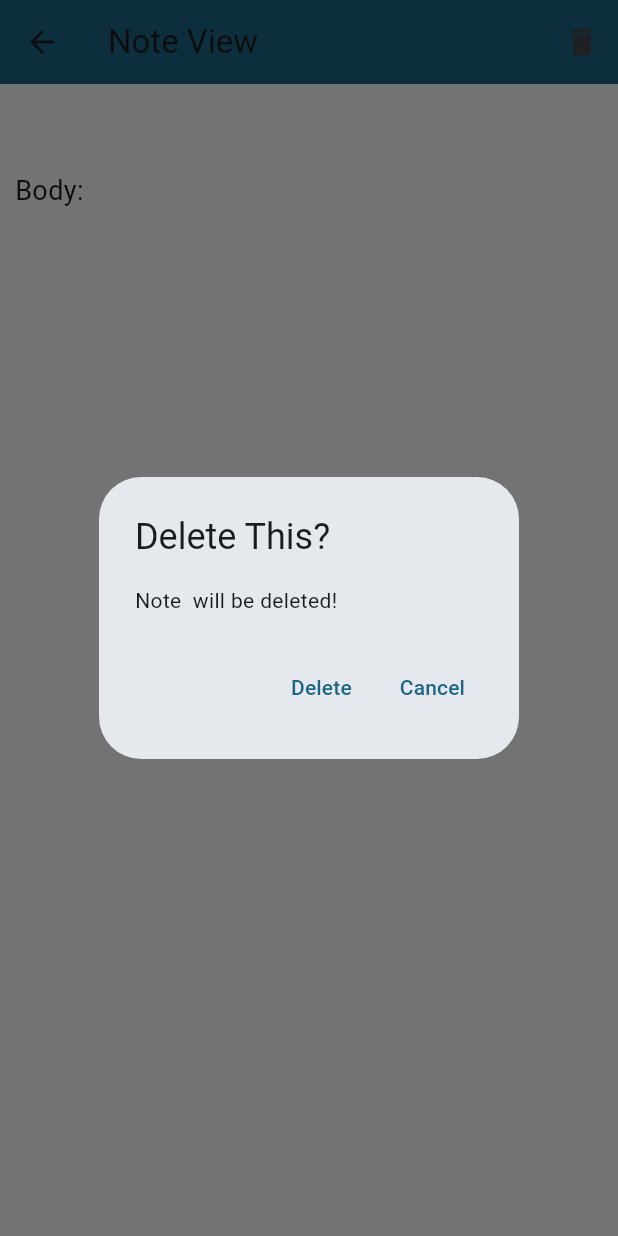
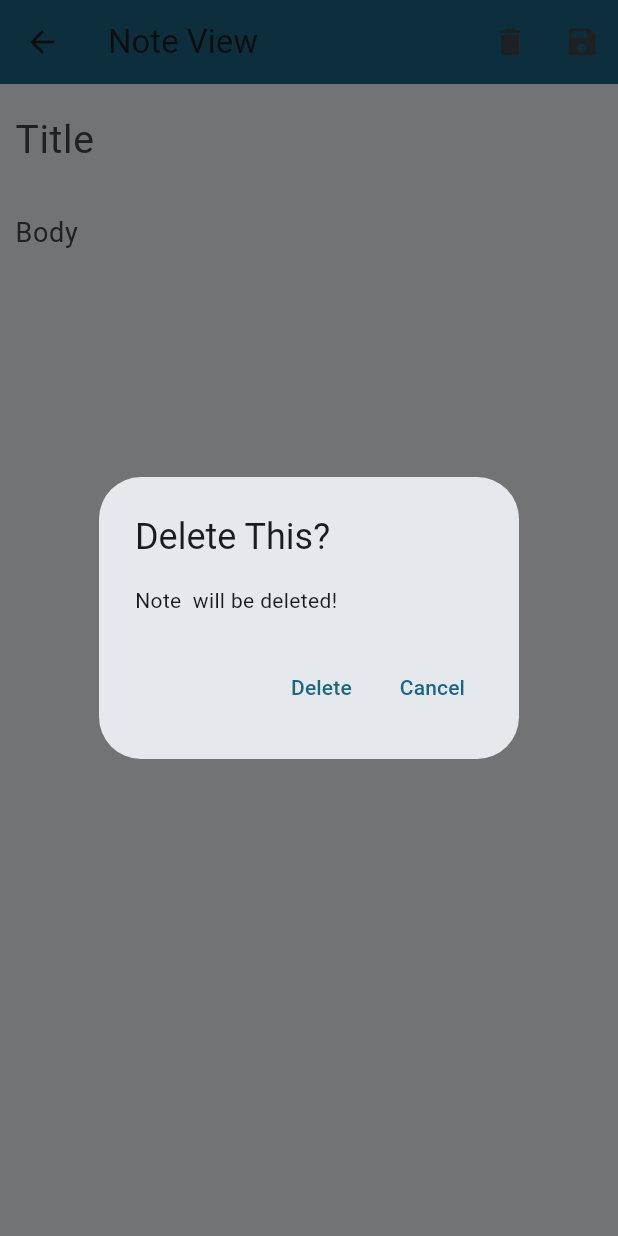
Before and after one commit to VAMSI-MDEV2023/MDEV1005, a Flutter app: the NoteView screen opened directly with empty values, after a tap on the "delete" icon, on a phone screen of 412 x 824 dp. Run offline on Flutter 3.47's test engine with Material 3 defaults, Android fonts, the light colour scheme and no system bars; our stand-ins replace math_expressions; network calls fail.

Commit message:
added note udpate

```diff
--- a/assignment3/lib/note_model.dart
+++ b/assignment3/lib/note_model.dart
@@ -1,6 +1,26 @@
 class Note{
-  final String title;
-  final String body;
+   String title;
+   String body;
 
-  Note({required this.title, required this.body});
+   // Constructor
+  Note({
+    required this.title,
+    required this.body
+  });
+
+   // Copy constructor
+   Note.copy(Note other)
+       : title = other.title,
+         body = other.body;
+
+   // CopyWith method
+   Note copyWith({
+     String? title,
+     String? body,
+   }) {
+     return Note(
+       title: title ?? this.title,
+       body: body ?? this.body,
+     );
+   }
 }
--- a/assignment3/lib/noteview.dart
+++ b/assignment3/lib/noteview.dart
@@ -1,18 +1,36 @@
 import 'package:flutter/material.dart';
 import 'package:myapp/note_model.dart';
+import 'note_model.dart';
 
-// NoteView Widget for displaying the details of a single note
-class NoteView extends StatelessWidget {
+// NoteView Widget for displaying and editing the details of a single note
+class NoteView extends StatefulWidget {
   const NoteView({
-    super.key,
+    Key? key,
     required this.note,
     required this.onNoteDeleted,
+    required this.onNoteUpdated, // Add this line
     required this.index,
-  });
+  }) : super(key: key);
 
   final Note note;
   final int index;
-  final Function(int) onNoteDeleted; // Callback function for note deletion
+  final Function(int) onNoteDeleted;
+  final Function(int, Note) onNoteUpdated; // Add this line
+
+  @override
+  _NoteViewState createState() => _NoteViewState();
+}
+
+class _NoteViewState extends State<NoteView> {
+  late TextEditingController _titleController;
+  late TextEditingController _bodyController;
+
+  @override
+  void initState() {
+    super.initState();
+    _titleController = TextEditingController(text: widget.note.title);
+    _bodyController = TextEditingController(text: widget.note.body);
+  }
 
   @override
   Widget build(BuildContext context) {
@@ -21,36 +39,17 @@ class NoteView extends StatelessWidget {
         title: const Text("Note View"),
         backgroundColor: Theme.of(context).primaryColor,
         actions: [
-          // IconButton for deleting the current note
           IconButton(
             onPressed: () {
-              showDialog(
-                context: context,
-                builder: (context) {
-                  return AlertDialog(
-                    title: const Text("Delete This?"),
-                    content: Text("Note ${note.title} will be deleted!"),
-                    actions: [
-                      TextButton(
-                        onPressed: () {
-                          Navigator.of(context).pop();
-                          onNoteDeleted(index); // Invoke the callback to delete the note
-                          Navigator.of(context).pop();
-                        },
-                        child: const Text("Delete"),
-                      ),
-                      TextButton(
-                        onPressed: () {
-                          Navigator.of(context).pop();
-                        },
-                        child: const Text("Cancel"),
-                      ),
-                    ],
-                  );
-                },
-              );
+              _showDeleteDialog();
             },
             icon: const Icon(Icons.delete),
+          ),
+          IconButton(
+            onPressed: () {
+              _saveChanges();
+            },
+            icon: const Icon(Icons.save),
           ),
         ],
       ),
@@ -60,18 +59,66 @@ class NoteView extends StatelessWidget {
           mainAxisAlignment: MainAxisAlignment.start,
           crossAxisAlignment: CrossAxisAlignment.start,
           children: [
-            Text(
-              note.title,
+            TextFormField(
+              controller: _titleController,
               style: const TextStyle(fontSize: 26),
+              decoration: const InputDecoration(
+                hintText: 'Title',
+                border: InputBorder.none,
+              ),
             ),
             const SizedBox(height: 10),
-            Text(
-              'Body: ${note.body}',
+            TextFormField(
+              controller: _bodyController,
               style: const TextStyle(fontSize: 18),
+              decoration: const InputDecoration(
+                hintText: 'Body',
+                border: InputBorder.none,
+              ),
             ),
+            const SizedBox(height: 20),
           ],
         ),
       ),
     );
   }
+
+  void _saveChanges() {
+    final updatedNote = widget.note.copyWith(
+      title: _titleController.text,
+      body: _bodyController.text,
+    );
+    widget.onNoteUpdated(widget.index, updatedNote);
+    ScaffoldMessenger.of(context).showSnackBar(
+      const SnackBar(content: Text('Note updated')),
+    );
+  }
+
+  void _showDeleteDialog() {
+    showDialog(
+      context: context,
+      builder: (context) {
+        return AlertDialog(
+          title: const Text("Delete This?"),
+          content: Text("Note ${widget.note.title} will be deleted!"),
+          actions: [
+            TextButton(
+              onPressed: () {
+                Navigator.of(context).pop();
+                widget.onNoteDeleted(widget.index);
+                Navigator.of(context).pop();
+              },
+              child: const Text("Delete"),
+            ),
+            TextButton(
+              onPressed: () {
+                Navigator.of(context).pop();
+              },
+              child: const Text("Cancel"),
+            ),
+          ],
+        );
+      },
+    );
+  }
 }
```
Also changed, not shown: assignment3/lib/notes.dart (+31 -9 lines), 1 other file.
